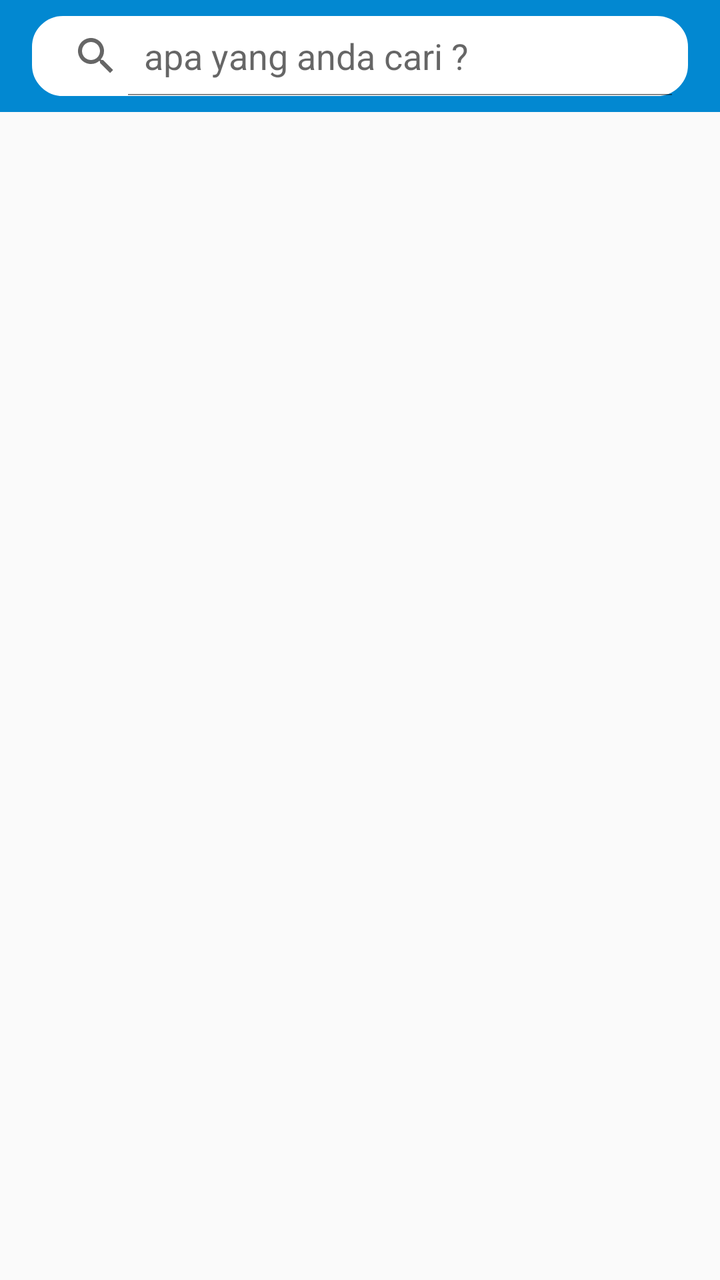
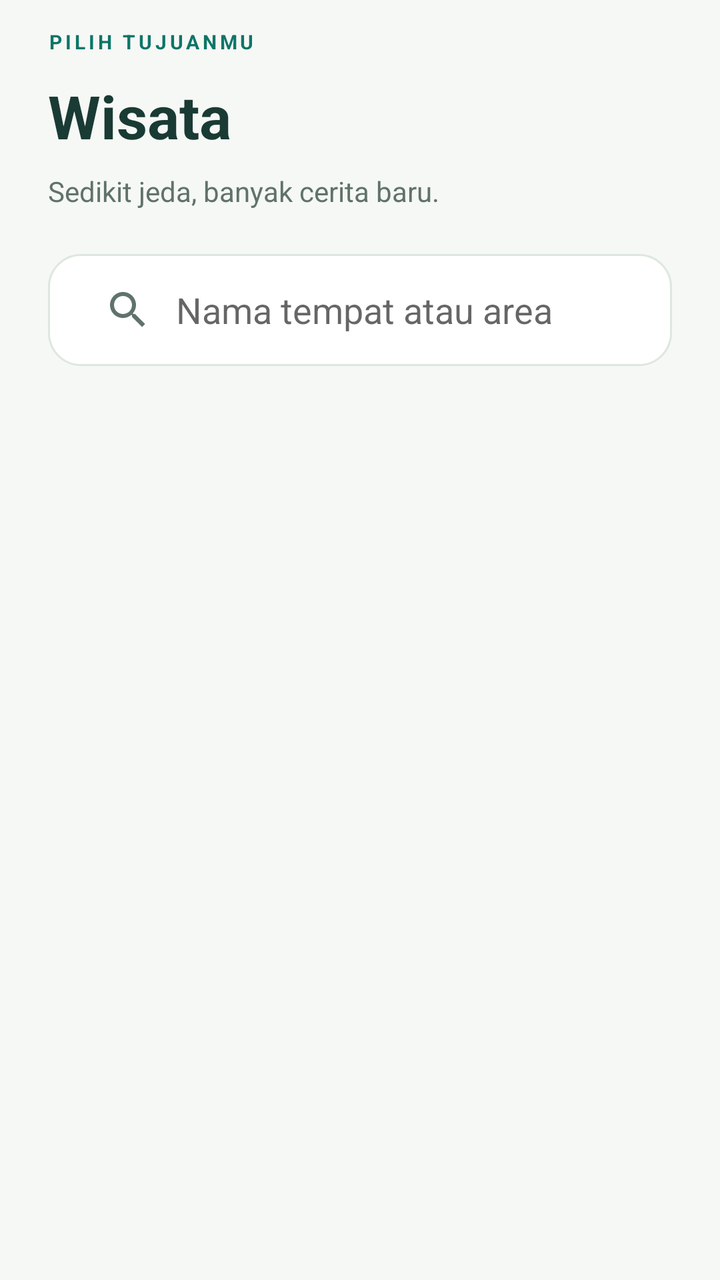

Before-and-after screenshots of an Android layout around one commit, followed by the original layout XML and the change that was made.
<!-- AndroidManifest.xml: activity theme EditorTheme -->
<!-- res/layout/activity_wisata.xml -->
<?xml version="1.0" encoding="utf-8"?>
<LinearLayout
    xmlns:android="http://schemas.android.com/apk/res/android"
    xmlns:app="http://schemas.android.com/apk/res-auto"
    xmlns:tools="http://schemas.android.com/tools"
    android:layout_width="match_parent"
    android:layout_height="match_parent"
    android:orientation="vertical"
    tools:context="me.cekpedia.WisataActivity">

    <RelativeLayout
        android:layout_width="match_parent"
        android:layout_height="?attr/actionBarSize">

        <ImageView
            android:layout_width="match_parent"
            android:layout_height="?attr/actionBarSize"
            android:background="#0288D1" />

        <SearchView
            android:id="@+id/cari"
            android:layout_width="match_parent"
            android:layout_height="?android:attr/actionBarSize"
            android:layout_marginLeft="16dp"
            android:layout_marginRight="16dp"
            android:layout_marginTop="8dp"
            android:layout_marginBottom="8dp"
            android:backgroundTint="#FFF"
            android:background="@drawable/search_layout"
            android:drawableLeft="@drawable/ic_search"
            android:queryHint="apa yang anda cari ?"
            android:iconifiedByDefault="false"/>

        <ImageView
            android:layout_width="wrap_content"
            android:layout_height="wrap_content"
            android:layout_alignLeft="@+id/cari"
            android:layout_alignParentTop="true"
            android:layout_alignStart="@+id/cari"
            android:layout_marginTop="567dp"
            android:src="@drawable/ic_home_black_24dp"
            android:tint="@color/colorvector" />

    </RelativeLayout>
    <LinearLayout
        android:layout_width="match_parent"
        android:layout_height="wrap_content"
        android:orientation="vertical">
        <ListView
            android:layout_width="match_parent"
            android:layout_height="wrap_content"
            android:visibility="visible"
            android:id="@+id/listviewwisata">
            
        </ListView>
        <android.support.v7.widget.RecyclerView
            android:layout_width="match_parent"
            android:layout_height="wrap_content"
            android:padding="16dp"
            android:background="#FFF"
            android:layout_margin="8dp"
            android:visibility="gone"
            android:id="@+id/reult_list_wisata">
        </android.support.v7.widget.RecyclerView>
    </LinearLayout>
</LinearLayout>
<!-- resources referenced by this layout -->
<resources>
  <color name="colorvector">#FFFFFF</color>
  <!-- drawable ic_home_black_24dp (drawable) -->
  <vector android:height="32dp" android:viewportHeight="24.0"
      android:viewportWidth="24.0" android:width="32dp" xmlns:android="http://schemas.android.com/apk/res/android">
      <path android:fillColor="#FF000000" android:pathData="M10,20v-6h4v6h5v-8h3L12,3 2,12h3v8z"/>
  </vector>
  <!-- drawable ic_search (drawable) -->
  <vector xmlns:android="http://schemas.android.com/apk/res/android"
          android:width="24dp"
          android:height="24dp"
          android:viewportWidth="24.0"
          android:viewportHeight="24.0">
      <path
          android:fillColor="#FF000000"
          android:pathData="M15.5,14h-0.79l-0.28,-0.27C15.41,12.59 16,11.11 16,9.5 16,5.91 13.09,3 9.5,3S3,5.91 3,9.5 5.91,16 9.5,16c1.61,0 3.09,-0.59 4.23,-1.57l0.27,0.28v0.79l5,4.99L20.49,19l-4.99,-5zM9.5,14C7.01,14 5,11.99 5,9.5S7.01,5 9.5,5 14,7.01 14,9.5 11.99,14 9.5,14z"/>
  </vector>
  <!-- drawable search_layout (drawable) -->
  <?xml version="1.0" encoding="utf-8"?>
  <shape xmlns:android="http://schemas.android.com/apk/res/android">
  
      <stroke android:color="#95989A" android:width="1dp"/>
      <corners android:radius="15dp"/>
  
  </shape>
  <style name="EditorTheme" parent="Theme.AppCompat.Light.DarkActionBar">
          <item name="colorPrimary">@color/editorColorPrimary</item>
          <item name="colorAccent">@color/colorAccent</item>
      </style>
  <color name="editorColorPrimary">#0288D1</color>
  <color name="colorAccent">#FF4081</color>
</resources>

<!-- the commit's change to res/layout/activity_wisata.xml (unified diff, before → after) -->
@@ -1,66 +1,20 @@
 <?xml version="1.0" encoding="utf-8"?>
-<LinearLayout
-    xmlns:android="http://schemas.android.com/apk/res/android"
-    xmlns:app="http://schemas.android.com/apk/res-auto"
-    xmlns:tools="http://schemas.android.com/tools"
-    android:layout_width="match_parent"
-    android:layout_height="match_parent"
-    android:orientation="vertical"
-    tools:context="me.cekpedia.WisataActivity">
-
-    <RelativeLayout
-        android:layout_width="match_parent"
-        android:layout_height="?attr/actionBarSize">
-
-        <ImageView
-            android:layout_width="match_parent"
-            android:layout_height="?attr/actionBarSize"
-            android:background="#0288D1" />
-
-        <SearchView
-            android:id="@+id/cari"
-            android:layout_width="match_parent"
-            android:layout_height="?android:attr/actionBarSize"
-            android:layout_marginLeft="16dp"
-            android:layout_marginRight="16dp"
-            android:layout_marginTop="8dp"
-            android:layout_marginBottom="8dp"
-            android:backgroundTint="#FFF"
-            android:background="@drawable/search_layout"
-            android:drawableLeft="@drawable/ic_search"
-            android:queryHint="apa yang anda cari ?"
-            android:iconifiedByDefault="false"/>
-
-        <ImageView
-            android:layout_width="wrap_content"
-            android:layout_height="wrap_content"
-            android:layout_alignLeft="@+id/cari"
-            android:layout_alignParentTop="true"
-            android:layout_alignStart="@+id/cari"
-            android:layout_marginTop="567dp"
-            android:src="@drawable/ic_home_black_24dp"
-            android:tint="@color/colorvector" />
-
-    </RelativeLayout>
-    <LinearLayout
-        android:layout_width="match_parent"
-        android:layout_height="wrap_content"
-        android:orientation="vertical">
-        <ListView
-            android:layout_width="match_parent"
-            android:layout_height="wrap_content"
-            android:visibility="visible"
-            android:id="@+id/listviewwisata">
-            
-        </ListView>
-        <android.support.v7.widget.RecyclerView
-            android:layout_width="match_parent"
-            android:layout_height="wrap_content"
-            android:padding="16dp"
-            android:background="#FFF"
-            android:layout_margin="8dp"
-            android:visibility="gone"
-            android:id="@+id/reult_list_wisata">
-        </android.support.v7.widget.RecyclerView>
+<LinearLayout xmlns:android="http://schemas.android.com/apk/res/android" xmlns:app="http://schemas.android.com/apk/res-auto" android:layout_width="match_parent" android:layout_height="match_parent" android:orientation="vertical" android:background="@color/canvas">
+     <LinearLayout android:layout_width="match_parent" android:layout_height="wrap_content" android:orientation="vertical" android:paddingLeft="24dp" android:paddingRight="24dp" android:paddingTop="14dp">
+      <TextView android:layout_width="match_parent" android:layout_height="wrap_content" android:text="PILIH TUJUANMU" android:textSize="10sp" android:textColor="@color/colorPrimary" android:fontFamily="sans-serif" android:textStyle="bold" android:letterSpacing="0.16" /><TextView android:layout_width="match_parent" android:layout_height="wrap_content" android:text="Wisata" android:textSize="30sp" android:textColor="@color/ink" android:fontFamily="sans-serif" android:textStyle="bold" android:layout_marginTop="10dp"/><TextView android:layout_width="match_parent" android:layout_height="wrap_content" android:text="Sedikit jeda, banyak cerita baru." android:textSize="14sp" android:textColor="@color/muted" android:fontFamily="sans-serif" android:layout_marginTop="8dp" android:lineSpacingExtra="3dp"/>
+      <SearchView android:id="@+id/cari" android:layout_width="match_parent" android:layout_height="56dp" android:layout_marginTop="22dp" android:layout_marginBottom="16dp" android:background="@drawable/bg_field" android:iconifiedByDefault="false" android:queryHint="Nama tempat atau area" android:queryBackground="@android:color/transparent" android:paddingLeft="8dp" android:paddingRight="8dp"/>
+     </LinearLayout>
+     <FrameLayout android:layout_width="match_parent" android:layout_height="0dp" android:layout_weight="1">
+      <ListView android:id="@+id/listviewwisata" android:layout_width="match_parent" android:layout_height="match_parent" android:paddingLeft="24dp" android:paddingRight="24dp" android:paddingBottom="24dp" android:clipToPadding="false" android:divider="@android:color/transparent" android:dividerHeight="14dp" android:scrollbars="none"/>
+      <android.support.v7.widget.RecyclerView android:id="@+id/reult_list_wisata" android:layout_width="match_parent" android:layout_height="match_parent" android:paddingLeft="24dp" android:paddingRight="24dp" android:paddingBottom="24dp" android:clipToPadding="false" android:visibility="gone"/>
+<include layout="@layout/view_empty_places" android:id="@+id/category_empty" android:layout_width="match_parent" android:layout_height="wrap_content" android:layout_marginLeft="24dp" android:layout_marginRight="24dp" android:visibility="gone"/>
+     </FrameLayout>
     </LinearLayout>
+<!-- res/layout/view_empty_places.xml (included above) -->
+<?xml version="1.0" encoding="utf-8"?>
+<LinearLayout xmlns:android="http://schemas.android.com/apk/res/android" xmlns:app="http://schemas.android.com/apk/res-auto" android:layout_width="match_parent" android:layout_height="wrap_content" android:orientation="vertical" android:background="@drawable/bg_mint" android:padding="24dp">
+ <ImageView android:layout_width="40dp" android:layout_height="40dp" android:src="@drawable/ic_ui_pin"/>
+ <TextView android:layout_width="match_parent" android:layout_height="wrap_content" android:text="Masih ada yang bisa ditemukan." android:textSize="21sp" android:textColor="@color/ink" android:fontFamily="sans-serif" android:id="@+id/empty_places_title" android:textStyle="bold" android:layout_marginTop="18dp"/>
+ <TextView android:layout_width="match_parent" android:layout_height="wrap_content" android:text="Belum ada tempat untuk ditampilkan. Coba pencarian lain atau jelajahi kategori berikutnya." android:textSize="14sp" android:textColor="@color/muted" android:fontFamily="sans-serif" android:id="@+id/empty_places_message" android:lineSpacingExtra="5dp" android:layout_marginTop="10dp"/>
+<Button android:id="@+id/retry_places" style="@style/Cek.Button.Secondary" android:text="Muat ulang" android:visibility="gone" android:layout_marginTop="18dp"/>
 </LinearLayout>
<!-- resource entries referenced after the edit -->
@@ -1,34 +1,33 @@
 <!-- resources referenced by this layout -->
 <resources>
-  <color name="colorvector">#FFFFFF</color>
-  <!-- drawable ic_home_black_24dp (drawable) -->
-  <vector android:height="32dp" android:viewportHeight="24.0"
-      android:viewportWidth="24.0" android:width="32dp" xmlns:android="http://schemas.android.com/apk/res/android">
-      <path android:fillColor="#FF000000" android:pathData="M10,20v-6h4v6h5v-8h3L12,3 2,12h3v8z"/>
-  </vector>
-  <!-- drawable ic_search (drawable) -->
-  <vector xmlns:android="http://schemas.android.com/apk/res/android"
-          android:width="24dp"
-          android:height="24dp"
-          android:viewportWidth="24.0"
-          android:viewportHeight="24.0">
-      <path
-          android:fillColor="#FF000000"
-          android:pathData="M15.5,14h-0.79l-0.28,-0.27C15.41,12.59 16,11.11 16,9.5 16,5.91 13.09,3 9.5,3S3,5.91 3,9.5 5.91,16 9.5,16c1.61,0 3.09,-0.59 4.23,-1.57l0.27,0.28v0.79l5,4.99L20.49,19l-4.99,-5zM9.5,14C7.01,14 5,11.99 5,9.5S7.01,5 9.5,5 14,7.01 14,9.5 11.99,14 9.5,14z"/>
-  </vector>
-  <!-- drawable search_layout (drawable) -->
+  <color name="canvas">#F6F8F5</color>
+  <color name="colorPrimary">#0D7568</color>
+  <color name="ink">#193B34</color>
+  <color name="muted">#60736A</color>
+  <!-- drawable bg_field (drawable) -->
   <?xml version="1.0" encoding="utf-8"?>
-  <shape xmlns:android="http://schemas.android.com/apk/res/android">
-  
-      <stroke android:color="#95989A" android:width="1dp"/>
-      <corners android:radius="15dp"/>
-  
-  </shape>
-  <style name="EditorTheme" parent="Theme.AppCompat.Light.DarkActionBar">
-          <item name="colorPrimary">@color/editorColorPrimary</item>
-          <item name="colorAccent">@color/colorAccent</item>
-      </style>
-  <color name="editorColorPrimary">#0288D1</color>
-  <color name="colorAccent">#FF4081</color>
+  <shape xmlns:android="http://schemas.android.com/apk/res/android"><solid android:color="#FFFFFF"/><corners android:radius="16dp"/><stroke android:width="1dp" android:color="#DDE7DF"/></shape>
+  <!-- drawable bg_mint (drawable) -->
+  <?xml version="1.0" encoding="utf-8"?>
+  <shape xmlns:android="http://schemas.android.com/apk/res/android"><solid android:color="#E6F1E9"/><corners android:radius="18dp"/></shape>
+  <!-- drawable ic_ui_pin (drawable) -->
+  <?xml version="1.0" encoding="utf-8"?>
+  <vector xmlns:android="http://schemas.android.com/apk/res/android" android:width="24dp" android:height="24dp" android:viewportWidth="24" android:viewportHeight="24"><path android:pathData="M20,10 C20,16 12,22 12,22 C12,22 4,16 4,10 A8,8 0,1 1,20 10 M15,10 A3,3 0,1 1,9 10 A3,3 0,1 1,15 10" android:fillColor="@android:color/transparent" android:strokeColor="#0D7568" android:strokeWidth="1.7" android:strokeLineCap="round" android:strokeLineJoin="round"/></vector>
+  <style name="Cek.Button.Secondary" parent="Cek.Button"><item name="android:background">@drawable/bg_button_secondary</item><item name="android:textColor">@color/colorPrimary</item></style>
+  <style name="EditorTheme" parent="AppTheme" />
+  <style name="Cek.Button" parent="@android:style/Widget.Button"><item name="android:layout_width">match_parent</item><item name="android:layout_height">56dp</item><item name="android:textAllCaps">false</item><item name="android:textSize">15sp</item><item name="android:fontFamily">sans-serif-medium</item><item name="android:elevation">0dp</item><item name="android:stateListAnimator">@null</item><item name="android:paddingLeft">20dp</item><item name="android:paddingRight">20dp</item></style>
+  <!-- drawable bg_button_secondary (drawable) -->
+  <?xml version="1.0" encoding="utf-8"?>
+  <selector xmlns:android="http://schemas.android.com/apk/res/android"><item android:state_pressed="true"><shape><solid android:color="#D2E7D8"/><corners android:radius="16dp"/></shape></item><item><shape><solid android:color="#E6F1E9"/><corners android:radius="16dp"/></shape></item></selector>
+  <style name="AppTheme" parent="Theme.AppCompat.Light.DarkActionBar">
+    <item name="colorPrimary">@color/canvas</item><item name="colorPrimaryDark">@color/canvas</item>
+    <item name="colorAccent">@color/colorPrimary</item><item name="android:windowBackground">@color/canvas</item>
+    <item name="android:fontFamily">sans-serif</item><item name="android:colorBackground">@color/canvas</item>
+    <item name="android:textColorPrimary">@color/ink</item><item name="android:textColorSecondary">@color/muted</item>
+    <item name="actionBarTheme">@style/Cek.ActionBar</item><item name="actionBarStyle">@style/Cek.ActionBarStyle</item>
+   </style>
+  <style name="Cek.ActionBar" parent="ThemeOverlay.AppCompat.Light"><item name="colorControlNormal">@color/ink</item><item name="android:textColorPrimary">@color/ink</item></style>
+  <style name="Cek.ActionBarStyle" parent="Widget.AppCompat.ActionBar.Solid"><item name="background">@color/canvas</item><item name="elevation">0dp</item><item name="titleTextStyle">@style/Cek.ActionBarTitle</item></style>
+  <style name="Cek.ActionBarTitle" parent="TextAppearance.AppCompat.Widget.ActionBar.Title"><item name="android:textColor">@color/ink</item><item name="android:textSize">18sp</item><item name="android:fontFamily">sans-serif-medium</item></style>
 </resources>
 
